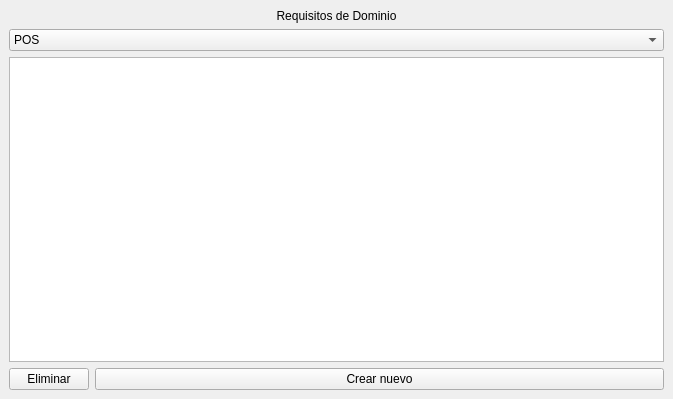
This is ui/NewREquirement.ui in victorloal/-patternRepository as Qt 5 draws it before an edit. The edited form follows.
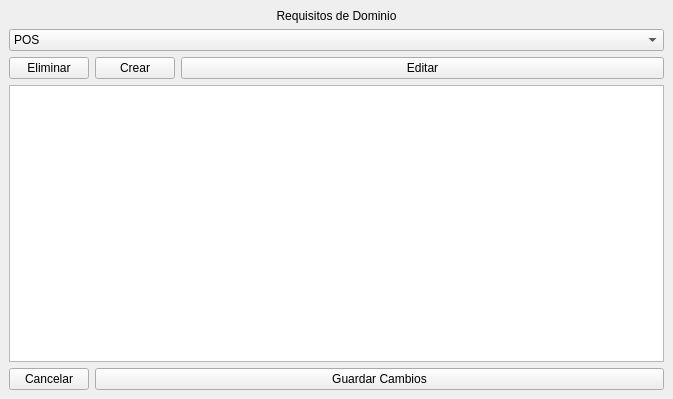
This is the edited form. Icons and pictures are not drawn.

What changed in the file:
```diff
--- a/ui/NewREquirement.ui
+++ b/ui/NewREquirement.ui
@@ -48,6 +48,59 @@
         </item>
        </widget>
       </item>
+      <item>
+       <layout class="QHBoxLayout" name="horizontalLayout_2">
+        <item>
+         <widget class="QPushButton" name="pb_crearDominio_2">
+          <property name="sizePolicy">
+           <sizepolicy hsizetype="Maximum" vsizetype="Fixed">
+            <horstretch>0</horstretch>
+            <verstretch>0</verstretch>
+           </sizepolicy>
+          </property>
+          <property name="text">
+           <string>Eliminar</string>
+          </property>
+          <property name="icon">
+           <iconset theme="remove"/>
+          </property>
+         </widget>
+        </item>
+        <item>
+         <widget class="QPushButton" name="pb_crearDominio_3">
+          <property name="sizePolicy">
+           <sizepolicy hsizetype="Fixed" vsizetype="Fixed">
+            <horstretch>0</horstretch>
+            <verstretch>0</verstretch>
+           </sizepolicy>
+          </property>
+          <property name="text">
+           <string>Crear</string>
+          </property>
+          <property name="icon">
+           <iconset theme="add"/>
+          </property>
+         </widget>
+        </item>
+        <item>
+         <widget class="QPushButton" name="pb_crearDominio_4">
+          <property name="sizePolicy">
+           <sizepolicy hsizetype="Minimum" vsizetype="Fixed">
+            <horstretch>0</horstretch>
+            <verstretch>0</verstretch>
+           </sizepolicy>
+          </property>
+          <property name="text">
+           <string>Editar</string>
+          </property>
+          <property name="icon">
+           <iconset theme="edit">
+            <normaloff>.</normaloff>.</iconset>
+          </property>
+         </widget>
+        </item>
+       </layout>
+      </item>
       <item>
        <widget class="QListWidget" name="lw_dominios"/>
       </item>
@@ -62,22 +115,14 @@
            </sizepolicy>
           </property>
           <property name="text">
-           <string>Eliminar</string>
-          </property>
-          <property name="icon">
-           <iconset theme="list-remove">
-            <normaloff>.</normaloff>.</iconset>
+           <string>Cancelar</string>
           </property>
          </widget>
         </item>
         <item>
          <widget class="QPushButton" name="pb_crearDominio">
           <property name="text">
-           <string>Crear nuevo</string>
-          </property>
-          <property name="icon">
-           <iconset theme="list-add">
-            <normaloff>.</normaloff>.</iconset>
+           <string>Guardar Cambios</string>
           </property>
          </widget>
         </item>
```
